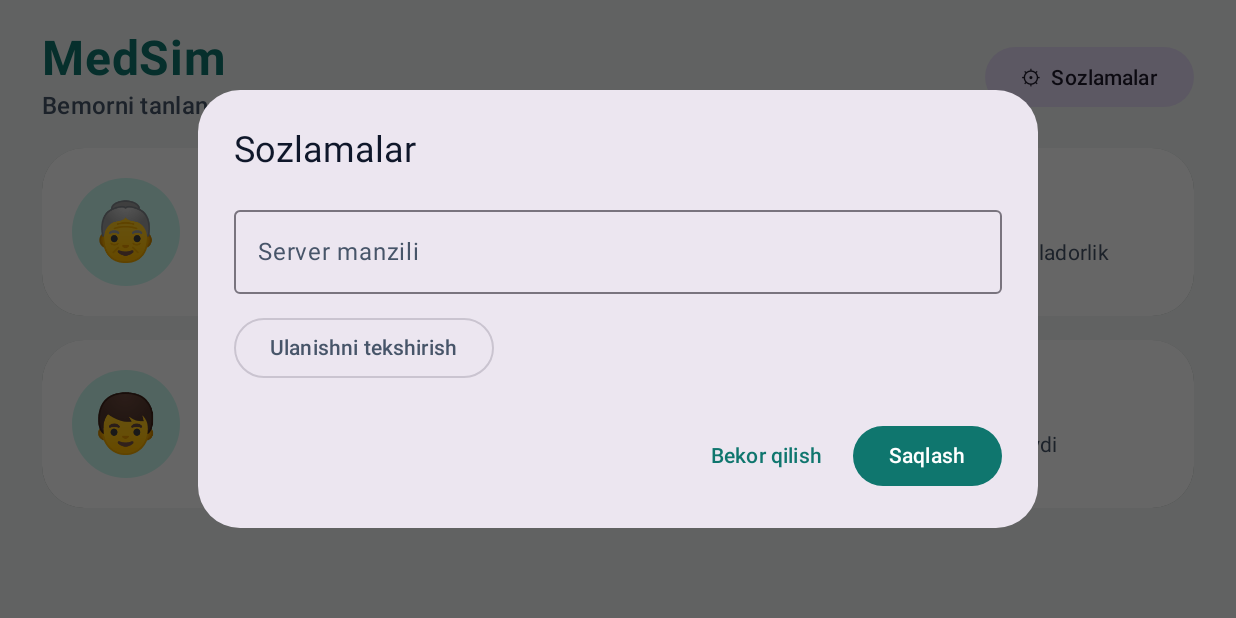
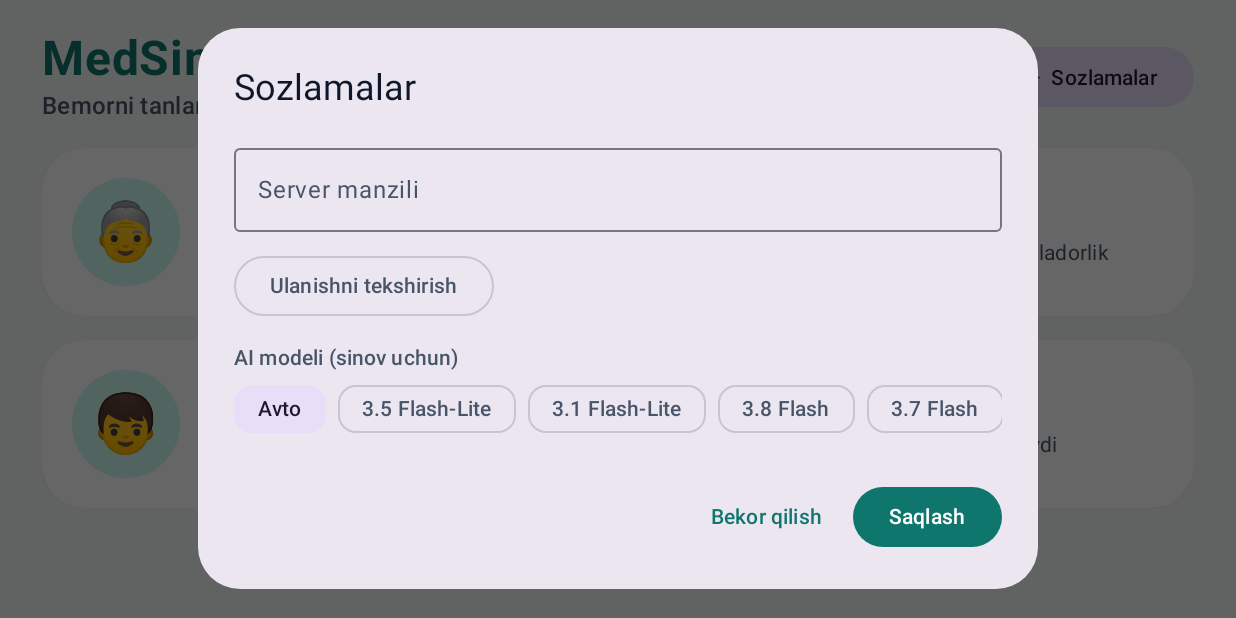
Before and after one commit to bozorovboburjon408-art/medsim_new, an Android app built with Jetpack Compose: the screen it shows after launch (MainActivity), on a phone screen of 824 x 412 dp (held sideways). Run offline under Robolectric (Android 15) with nearby library versions, the phone set to English and light mode, and no system bars.

Commit message:
Model tanlash (sinov), zanjirga 3.8 Flash qo'shildi
Co-Authored-By: Claude Sonnet 5.5 <noreply@anthropic.com>
Claude-Session: https://claude.ai/code/session_01HiAeXmXwWKvM1QcNRqLETc

```diff
--- a/android/app/src/main/java/uz/medsim/Api.kt
+++ b/android/app/src/main/java/uz/medsim/Api.kt
@@ -49,13 +49,14 @@ object Api {
         }
 
     /** Oqim: har bir gap tayyor bo'lishi bilan onSeg (asosiy oqimda) chaqiriladi. */
-    suspend fun chatStream(baseUrl: String, patientId: String, history: List<Turn>, onSeg: (Seg) -> Unit) =
+    suspend fun chatStream(baseUrl: String, patientId: String, history: List<Turn>, model: String, onSeg: (Seg) -> Unit) =
         withContext(Dispatchers.IO) {
             val body = JSONObject()
                 .put("patient_id", patientId)
                 .put("history", JSONArray(history.map {
                     JSONObject().put("role", it.role).put("content", it.content)
                 }))
+            if (model.isNotBlank()) body.put("model", model)
             val req = Request.Builder()
                 .url(normalize(baseUrl) + "/chat_stream")
                 .post(body.toString().toRequestBody("application/json".toMediaType()))
--- a/android/app/src/main/java/uz/medsim/MainActivity.kt
+++ b/android/app/src/main/java/uz/medsim/MainActivity.kt
@@ -74,6 +74,7 @@ fun App() {
     val ctx = LocalContext.current
     val prefs = remember { ctx.getSharedPreferences("medsim", Context.MODE_PRIVATE) }
     var server by remember { mutableStateOf(prefs.getString("server", "") ?: "") }
+    var model by remember { mutableStateOf(prefs.getString("model", "") ?: "") }
     var showSettings by remember { mutableStateOf(server.isBlank()) }
     var current by remember { mutableStateOf<PatientInfo?>(null) }
     // manikenga biriktirilgan kalonka: patient.id -> AudioDeviceInfo.id
@@ -86,10 +87,11 @@ fun App() {
         val picker: @Composable () -> Unit = { SpeakerPicker(speakers[p.id]) { speakers[p.id] = it } }
         val back = { Speaker.stop(); current = null }
         if (p.isBaby) BabyScreen(p, speakers[p.id], back, picker)
-        else ChatScreen(p, server, speakers[p.id], back, picker)
+        else ChatScreen(p, server, model, speakers[p.id], back, picker)
     }
-    if (showSettings) SettingsDialog(server, onDismiss = { showSettings = false }) {
-        server = it.trim(); prefs.edit().putString("server", server).apply(); showSettings = false
+    if (showSettings) SettingsDialog(server, model, onDismiss = { showSettings = false }) { srv, mdl ->
+        server = srv.trim(); model = mdl
+        prefs.edit().putString("server", server).putString("model", model).apply(); showSettings = false
     }
 }
 
@@ -148,8 +150,9 @@ fun PatientCard(p: PatientInfo, speakerName: String?, onClick: () -> Unit) {
 }
 
 @Composable
-fun SettingsDialog(server: String, onDismiss: () -> Unit, onSave: (String) -> Unit) {
+fun SettingsDialog(server: String, model: String, onDismiss: () -> Unit, onSave: (String, String) -> Unit) {
     var text by remember { mutableStateOf(server) }
+    var mdl by remember { mutableStateOf(model) }
     var result by remember { mutableStateOf("") }
     val scope = rememberCoroutineScope()
     AlertDialog(
@@ -172,9 +175,22 @@ fun SettingsDialog(server: String, onDismiss: () -> Unit, onSave: (String) -> Un
                     Spacer(Modifier.height(8.dp))
                     Text(result, color = if (result.startsWith("✓")) Ok else MaterialTheme.colorScheme.onSurfaceVariant)
                 }
+                Spacer(Modifier.height(14.dp))
+                Text("AI modeli (sinov uchun)", style = MaterialTheme.typography.labelLarge)
+                Row(Modifier.horizontalScroll(rememberScrollState())) {
+                    listOf(
+                        "" to "Avto",
+                        "gemini-3.5-flash-lite" to "3.5 Flash-Lite",
+                        "gemini-3.1-flash-lite" to "3.1 Flash-Lite",
+                        "gemini-3.8-flash" to "3.8 Flash",
+                        "gemini-3.7-flash" to "3.7 Flash",
+                    ).forEach { (id, label) ->
+                        FilterChip(mdl == id, { mdl = id }, { Text(label) }, modifier = Modifier.padding(end = 8.dp))
+                    }
+                }
             }
         },
-        confirmButton = { Button({ onSave(text) }) { Text("Saqlash") } },
+        confirmButton = { Button({ onSave(text, mdl) }) { Text("Saqlash") } },
         dismissButton = { TextButton(onDismiss) { Text("Bekor qilish") } },
     )
 }
@@ -270,7 +286,7 @@ fun Bubble(t: Turn, patient: PatientInfo) {
 // ───────────────────────── Suhbat ─────────────────────────
 
 @Composable
-fun ChatScreen(p: PatientInfo, server: String, deviceId: Int?, onBack: () -> Unit, picker: @Composable () -> Unit) {
+fun ChatScreen(p: PatientInfo, server: String, model: String, deviceId: Int?, onBack: () -> Unit, picker: @Composable () -> Unit) {
     val ctx = LocalContext.current
     val scope = rememberCoroutineScope()
     val history = remember(p.id) { mutableStateListOf<Turn>() }
@@ -288,7 +304,7 @@ fun ChatScreen(p: PatientInfo, server: String, deviceId: Int?, onBack: () -> Uni
             val parts = mutableListOf<String>()
             try {
                 Speaker.beginStream(deviceId) { phase = Phase.IDLE }
-                Api.chatStream(server, p.id, history.toList()) { seg ->
+                Api.chatStream(server, p.id, history.toList(), model) { seg ->
                     if (parts.isEmpty()) {
                         firstAudio = "Birinchi ovozgacha: %.1f s\nAI %.1f s · ovoz %.1f s\n%s%s".format(
                             (System.currentTimeMillis() - t0) / 1000.0, seg.llmMs / 1000.0, seg.ttsMs / 1000.0,
```
Also changed, not shown: 5 other files.
